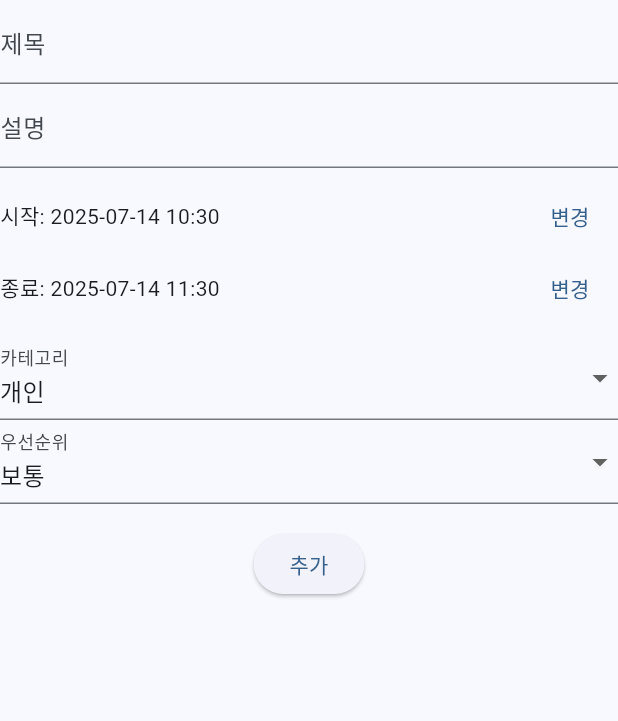
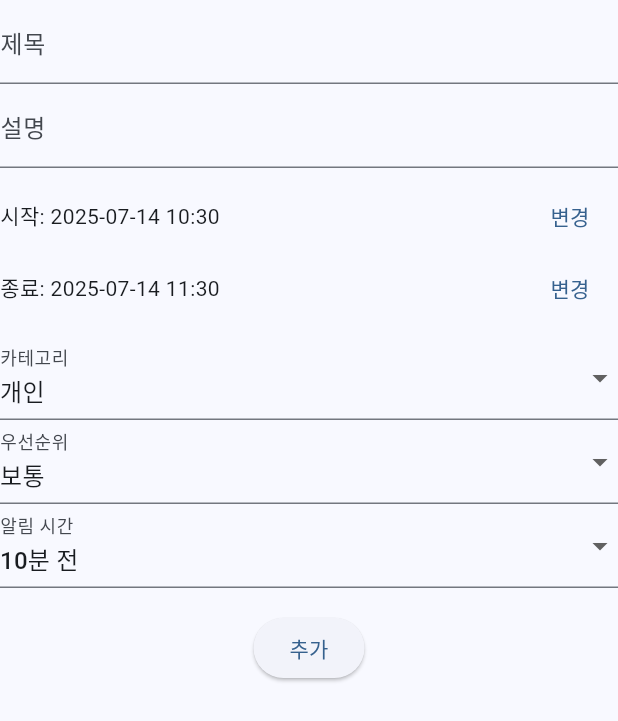
Before and after one commit to Shinkr283/AI_Calendar_Mobile, a Flutter app: the EventForm widget shown alone on an empty page, opened directly, on a phone screen of 412 x 824 dp. Shown: the top 721 px of the screen. Run offline on Flutter 3.47's test engine with Material 3 defaults, Android fonts, the phone set to English and light mode, and no system bars; our stand-ins replace firebase_auth, firebase_core, flutter_chat_types, flutter_chat_ui, flutter_dotenv, flutter_local_notifications and 9 more; missing offline and left inert: googleapis; accounts and stored records are empty.

```diff
--- a/lib/widgets/event_form.dart
+++ b/lib/widgets/event_form.dart
@@ -3,7 +3,7 @@ import '../models/event.dart';
 
 class EventForm extends StatefulWidget {
   final Event? initialEvent;
-  final void Function(Event event) onSave;
+  final void Function(Event event, int alarmMinutesBefore) onSave;
 
   const EventForm({
     super.key,
@@ -23,6 +23,8 @@ class _EventFormState extends State<EventForm> {
   late DateTime _endTime;
   late String _category;
   late int _priority;
+  int _alarmMinutesBefore = 10; // 기본값 10분 전
+  final List<int> _alarmOptions = [0, 5, 10, 15, 30, 60, 120];
 
   @override
   void initState() {
@@ -85,7 +87,7 @@ class _EventFormState extends State<EventForm> {
         createdAt: widget.initialEvent?.createdAt ?? DateTime.now(),
         updatedAt: DateTime.now(),
       );
-      widget.onSave(event);
+      widget.onSave(event, _alarmMinutesBefore);
     }
   }
 
@@ -150,6 +152,18 @@ class _EventFormState extends State<EventForm> {
               ],
               onChanged: (v) => setState(() => _priority = v ?? EventPriority.medium),
             ),
+            // 알림 시간 설정
+            DropdownButtonFormField<int>(
+              value: _alarmMinutesBefore,
+              decoration: const InputDecoration(labelText: '알림 시간'),
+              items: _alarmOptions
+                  .map((m) => DropdownMenuItem(
+                        value: m,
+                        child: Text(m == 0 ? '알림 없음' : '$m분 전'),
+                      ))
+                  .toList(),
+              onChanged: (v) => setState(() => _alarmMinutesBefore = v ?? 10),
+            ),
             const SizedBox(height: 16),
             ElevatedButton(
               onPressed: _submit,
```
Also changed, not shown: lib/main.dart (+7 -0 lines), lib/screens/calendar_screen.dart (+37 -8 lines), lib/services/notification_service.dart (added, +58 -0 lines), pubspec.yaml (+6 -2 lines), pubspec.lock, 1 other file.
